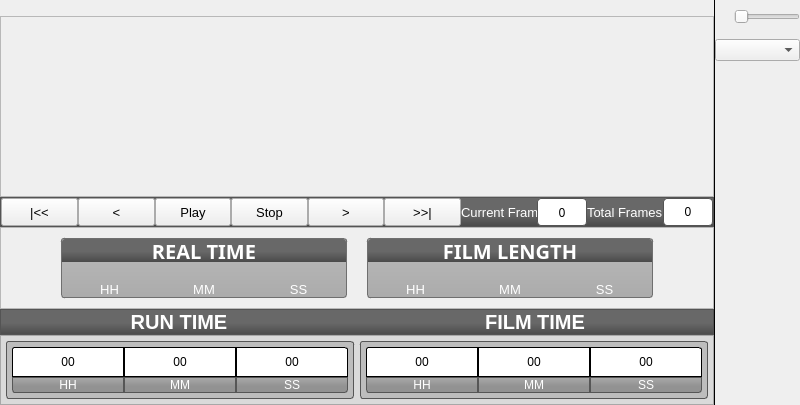
DynamicPerception/Graffik_Legacy, file Graffik/gui/film/filmwindow.ui: the form before one commit.
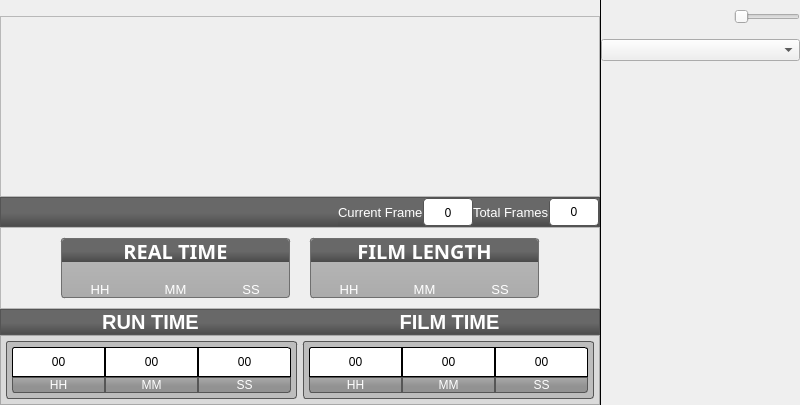
The form after the commit. Icons and pictures are not drawn. Custom widgets are drawn as their Qt base class.

Commit message: * Skinning shuttle buttons

What changed in the file:
```diff
--- a/Graffik/gui/film/filmwindow.ui
+++ b/Graffik/gui/film/filmwindow.ui
@@ -26,8 +26,61 @@
    <string>FilmWindow</string>
   </property>
   <property name="styleSheet">
-   <string notr="true">MotionArea {
-background-image: url(:/core/track-back.png);
+   <string notr="true">#forwardButton {
+border-image: url(:/core/fwd-end-normal.png);
+border:0px transparent;
+}
+
+#forwardButton:pressed {
+border-image: url(:/core/fwd--end-pressed.png);
+}
+
+#frameFwdButton {
+border-image: url(:/core/fwd-normal.png);
+border:0px transparent;
+}
+
+#frameFwdButton:pressed {
+border-image: url(:/core/fwd-pressed.png);
+}
+
+#rewindButton {
+border-image: url(:/core/rwd-home-normal.png);
+border:0px transparent;
+}
+
+#rewindButton:pressed {
+border-image: url(:/core/rwd-home-pressed.png);
+}
+
+#frameRwdButton {
+border-image: url(:/core/rwd-normal.png);
+border:0px transparent;
+}
+
+#frameRwdButton:pressed {
+border-image: url(:/core/rwd-pressed.png);
+}
+
+#playButton {
+border-image: url(:/core/pause-normal.png);
+border:0px transparent;
+}
+
+#playButton:pressed {
+border-image: url(:/core/pause-pressed.png);
+}
+
+#stopButton {
+border-image: url(:/core/stop-normal.png);
+border:0px transparent;
+}
+
+#stopButton:pressed {
+border-image: url(:/core/stop-pressed.png);
+}
+MotionArea {
+border-image: url(:/core/track-back.png);
 border: 0px transparent;
 border-color: #000000;
 }
@@ -175,6 +228,8 @@
 #shuttleAreaFrame {
 border:1px solid;
 border-color:rgb(84, 84, 84);
+padding:0px;
+
 }
 #realTimeLabel, #filmLengthLabel {
 border-top-left-radius: 3px;
@@ -871,13 +926,25 @@
             <verstretch>0</verstretch>
            </sizepolicy>
           </property>
+          <property name="minimumSize">
+           <size>
+            <width>27</width>
+            <height>27</height>
+           </size>
+          </property>
+          <property name="maximumSize">
+           <size>
+            <width>54</width>
+            <height>55</height>
+           </size>
+          </property>
           <property name="font">
            <font>
             <pointsize>10</pointsize>
            </font>
           </property>
           <property name="text">
-           <string>|&lt;&lt;</string>
+           <string/>
           </property>
          </widget>
         </item>
@@ -889,13 +956,25 @@
             <verstretch>0</verstretch>
            </sizepolicy>
           </property>
+          <property name="minimumSize">
+           <size>
+            <width>27</width>
+            <height>27</height>
+           </size>
+          </property>
+          <property name="maximumSize">
+           <size>
+            <width>54</width>
+            <height>54</height>
+           </size>
+          </property>
           <property name="font">
            <font>
             <pointsize>10</pointsize>
            </font>
           </property>
           <property name="text">
-           <string>&lt;</string>
+           <string/>
           </property>
          </widget>
         </item>
@@ -907,13 +986,25 @@
             <verstretch>0</verstretch>
            </sizepolicy>
           </property>
+          <property name="minimumSize">
+           <size>
+            <width>27</width>
+            <height>27</height>
+           </size>
+          </property>
+          <property name="maximumSize">
+           <size>
+            <width>54</width>
+            <height>54</height>
+           </size>
+          </property>
           <property name="font">
            <font>
             <pointsize>10</pointsize>
            </font>
           </property>
           <property name="text">
-           <string>Play</string>
+           <string/>
           </property>
          </widget>
         </item>
@@ -925,13 +1016,25 @@
             <verstretch>0</verstretch>
            </sizepolicy>
           </property>
+          <property name="minimumSize">
+           <size>
+            <width>27</width>
+            <height>27</height>
+           </size>
+          </property>
+          <property name="maximumSize">
+           <size>
+            <width>54</width>
+            <height>54</height>
+           </size>
+          </property>
           <property name="font">
            <font>
             <pointsize>10</pointsize>
            </font>
           </property>
           <property name="text">
-           <string>Stop</string>
+           <string/>
           </property>
          </widget>
         </item>
@@ -943,13 +1046,25 @@
             <verstretch>0</verstretch>
            </sizepolicy>
           </property>
+          <property name="minimumSize">
+           <size>
+            <width>27</width>
+            <height>27</height>
+           </size>
+          </property>
+          <property name="maximumSize">
+           <size>
+            <width>54</width>
+            <height>54</height>
+           </size>
+          </property>
           <property name="font">
            <font>
             <pointsize>10</pointsize>
            </font>
           </property>
           <property name="text">
-           <string>&gt;</string>
+           <string/>
           </property>
          </widget>
         </item>
@@ -961,16 +1076,41 @@
             <verstretch>0</verstretch>
            </sizepolicy>
           </property>
+          <property name="minimumSize">
+           <size>
+            <width>27</width>
+            <height>27</height>
+           </size>
+          </property>
+          <property name="maximumSize">
+           <size>
+            <width>54</width>
+            <height>54</height>
+           </size>
+          </property>
           <property name="font">
            <font>
             <pointsize>10</pointsize>
            </font>
           </property>
           <property name="text">
-           <string>&gt;&gt;|</string>
+           <string/>
           </property>
          </widget>
         </item>
+        <item>
+         <spacer name="horizontalSpacer_3">
+          <property name="orientation">
+           <enum>Qt::Horizontal</enum>
+          </property>
+          <property name="sizeHint" stdset="0">
+           <size>
+            <width>40</width>
+            <height>20</height>
+           </size>
+          </property>
+         </spacer>
+        </item>
         <item>
          <widget class="QLabel" name="curFramesLabel">
           <property name="font">
@@ -1092,7 +1232,7 @@
          <rect>
           <x>0</x>
           <y>0</y>
-          <width>708</width>
+          <width>598</width>
           <height>175</height>
          </rect>
         </property>
```
Left out of the diff: 10 changed lines with no effect on the pictures. The commit also changes 17 other files.
